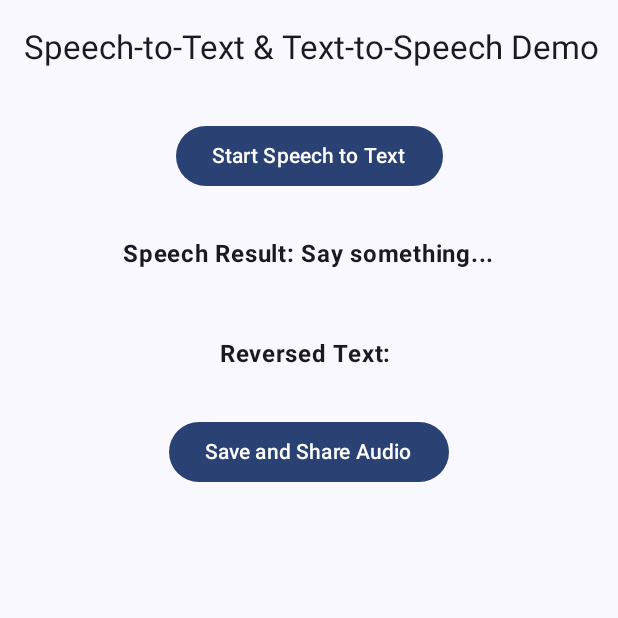
After one commit to JosephSanjaya/-STIKI-Sesi-5, an Android app built with Jetpack Compose: the SpeechToTextScreen screen opened through its navigation route, on a phone screen of 412 x 824 dp, the top half of it. The commit adds this screen. Run offline under Robolectric (Android 15) with nearby library versions, the phone set to English and light mode, and no system bars.

Commit message:
feature(sensors): implement tts and stt

```diff
--- a/app/build.gradle.kts
+++ b/app/build.gradle.kts
@@ -38,6 +38,11 @@ android {
     buildFeatures {
         compose = true
     }
+
+    packagingOptions {
+        exclude("META-INF/INDEX.LIST")
+        exclude("META-INF/DEPENDENCIES")
+    }
 }
 
 dependencies {
@@ -53,6 +58,7 @@ dependencies {
     implementation(libs.androidx.ui.graphics)
     implementation(libs.androidx.ui.tooling.preview)
     implementation(libs.androidx.material3)
+    implementation(libs.tts)
     testImplementation(libs.junit)
     implementation(libs.bundles.fragment)
     androidTestImplementation(libs.androidx.junit)
--- a/app/src/main/java/com/example/wirelessutilization/presentation/MainActivity.kt
+++ b/app/src/main/java/com/example/wirelessutilization/presentation/MainActivity.kt
@@ -1,5 +1,6 @@
 package com.example.wirelessutilization.presentation
 
+import SpeechToTextScreen
 import android.os.Bundle
 import androidx.activity.compose.setContent
 import androidx.activity.enableEdgeToEdge
@@ -18,6 +19,7 @@ import com.example.wirelessutilization.presentation.screen.LightSensorScreen
 import com.example.wirelessutilization.presentation.screen.MainSelectionScreen
 import com.example.wirelessutilization.presentation.screen.MicScreen
 import com.example.wirelessutilization.presentation.screen.NFCScreen
+import com.example.wirelessutilization.presentation.screen.TextToSpeechScreen
 import com.example.wirelessutilization.presentation.screen.WiFiScreen
 import com.example.wirelessutilization.presentation.theme.WirelessUtilizationTheme
 import kotlinx.serialization.Serializable
@@ -44,6 +46,12 @@ sealed class Destination {
 
     @Serializable
     data object Mic: Destination()
+
+    @Serializable
+    data object TTS: Destination()
+
+    @Serializable
+    data object STT: Destination()
 }
 
 val LocalNavController = staticCompositionLocalOf<NavController> { error("Not Provided") }
@@ -78,6 +86,12 @@ class MainActivity : FragmentActivity() {
                         composable<Destination.Mic> {
                             MicScreen(modifier = Modifier.fillMaxSize())
                         }
+                        composable<Destination.TTS> {
+                            TextToSpeechScreen(modifier = Modifier.fillMaxSize())
+                        }
+                        composable<Destination.STT> {
+                            SpeechToTextScreen(modifier = Modifier.fillMaxSize())
+                        }
                     }
                 }
             }
--- a/app/src/main/java/com/example/wirelessutilization/presentation/screen/MainSelectionScreen.kt
+++ b/app/src/main/java/com/example/wirelessutilization/presentation/screen/MainSelectionScreen.kt
@@ -97,6 +97,20 @@ fun MainSelectionScreen(modifier: Modifier = Modifier) {
                 icon = Icons.Filled.Info,
                 onClick = { navController.navigate(Destination.Mic) }
             )
+
+            MenuCard(
+                title = "TTS Utilization",
+                description = "Text-to-speech technology for accessibility and communication.",
+                icon = Icons.Filled.Info,
+                onClick = { navController.navigate(Destination.TTS) }
+            )
+
+            MenuCard(
+                title = "STT Utilization",
+                description = "Speech-to-text technology for voice recognition and input.",
+                icon = Icons.Filled.Info,
+                onClick = { navController.navigate(Destination.STT) }
+            )
         }
     }
 }
--- /dev/null
+++ b/app/src/main/java/com/example/wirelessutilization/presentation/screen/SpeechToTextScreen.kt
@@ -0,0 +1,203 @@
+
+import android.Manifest
+import android.annotation.SuppressLint
+import android.content.ContentResolver
+import android.content.ContentValues
+import android.content.Intent
+import android.content.pm.PackageManager
+import android.os.Bundle
+import android.provider.MediaStore
+import android.speech.RecognitionListener
+import android.speech.RecognizerIntent
+import android.speech.SpeechRecognizer
+import android.speech.tts.TextToSpeech
+import android.speech.tts.TextToSpeech.OnInitListener
+import android.widget.Toast
+import androidx.activity.compose.rememberLauncherForActivityResult
+import androidx.activity.result.contract.ActivityResultContracts
+import androidx.compose.foundation.layout.Arrangement
+import androidx.compose.foundation.layout.Column
+import androidx.compose.foundation.layout.Spacer
+import androidx.compose.foundation.layout.fillMaxSize
+import androidx.compose.foundation.layout.height
+import androidx.compose.foundation.layout.padding
+import androidx.compose.material3.Button
+import androidx.compose.material3.ExperimentalMaterial3Api
+import androidx.compose.material3.MaterialTheme
+import androidx.compose.material3.Scaffold
+import androidx.compose.material3.Text
+import androidx.compose.material3.TopAppBar
+import androidx.compose.runtime.Composable
+import androidx.compose.runtime.DisposableEffect
+import androidx.compose.runtime.LaunchedEffect
+import androidx.compose.runtime.getValue
+import androidx.compose.runtime.mutableStateOf
+import androidx.compose.runtime.remember
+import androidx.compose.runtime.setValue
+import androidx.compose.ui.Alignment
+import androidx.compose.ui.Modifier
+import androidx.compose.ui.graphics.Color
+import androidx.compose.ui.platform.LocalContext
+import androidx.compose.ui.text.TextStyle
+import androidx.compose.ui.text.font.FontWeight
+import androidx.compose.ui.tooling.preview.Preview
+import androidx.compose.ui.unit.dp
+import androidx.core.content.ContextCompat
+import java.util.Locale
+
+@OptIn(ExperimentalMaterial3Api::class)
+@SuppressLint("MissingPermission")
+@Composable
+fun SpeechToTextScreen(modifier: Modifier = Modifier) {
+    val context = LocalContext.current
+    val speechRecognizer = remember { SpeechRecognizer.createSpeechRecognizer(context) }
+    var speechResult by remember { mutableStateOf("Say something...") }
+    var isSpeechToTextProcessing by remember { mutableStateOf(false) }
+
+    // Text-to-Speech initialization
+    val textToSpeech = remember { mutableStateOf<TextToSpeech?>(null) }
+    val reversedText = remember { mutableStateOf("") }
+    val outputAudioUri = remember { mutableStateOf("") }
+
+    val permissionGranted = remember { mutableStateOf(false) }
+
+    // Permission request launcher
+    val permissionLauncher = rememberLauncherForActivityResult(
+        contract = ActivityResultContracts.RequestPermission()
+    ) { isGranted ->
+        permissionGranted.value = isGranted
+    }
+
+    // Check for permissions at startup
+    DisposableEffect(Unit) {
+        permissionGranted.value =
+            ContextCompat.checkSelfPermission(context, Manifest.permission.RECORD_AUDIO) == PackageManager.PERMISSION_GRANTED
+
+        if (!permissionGranted.value) {
+            permissionLauncher.launch(Manifest.permission.RECORD_AUDIO)
+        }
+
+        onDispose {}
+    }
+
+    LaunchedEffect(Unit) {
+        textToSpeech.value = TextToSpeech(context, OnInitListener { status ->
+            if (status == TextToSpeech.SUCCESS) {
+                textToSpeech.value?.setLanguage(Locale.US)
+            }
+        })
+    }
+
+    // Handle speech-to-text functionality
+    val startSpeechRecognition = {
+        val intent = Intent(RecognizerIntent.ACTION_RECOGNIZE_SPEECH)
+        intent.putExtra(RecognizerIntent.EXTRA_LANGUAGE_MODEL, RecognizerIntent.LANGUAGE_MODEL_FREE_FORM)
+        intent.putExtra(RecognizerIntent.EXTRA_PROMPT, "Speak now...")
+        speechRecognizer.startListening(intent)
+        isSpeechToTextProcessing = true
+    }
+
+    // Convert Text to Speech and save the file
+    fun convertTextToSpeech(text: String) {
+        if (textToSpeech.value != null) {
+            val fileName = "reversed_audio_${System.currentTimeMillis()}.mp3"
+            val values = ContentValues().apply {
+                put(MediaStore.Audio.Media.TITLE, fileName)
+                put(MediaStore.Audio.Media.DISPLAY_NAME, fileName)
+                put(MediaStore.Audio.Media.MIME_TYPE, "audio/mpeg")
+                put(MediaStore.Audio.Media.DATE_ADDED, System.currentTimeMillis() / 1000)
+            }
+            val resolver: ContentResolver = context.contentResolver
+            val audioUri = resolver.insert(MediaStore.Audio.Media.EXTERNAL_CONTENT_URI, values)
+            outputAudioUri.value = audioUri?.toString() ?: ""
+            // Generate the audio file here (use TextToSpeech API or other methods)
+        }
+    }
+    // Handle Speech Recognizer callback
+    speechRecognizer.setRecognitionListener(object : RecognitionListener {
+        override fun onReadyForSpeech(params: Bundle?) {}
+        override fun onBeginningOfSpeech() {}
+        override fun onRmsChanged(rmsdB: Float) {}
+        override fun onBufferReceived(buffer: ByteArray?) {}
+        override fun onEndOfSpeech() {}
+        override fun onError(error: Int) {
+            isSpeechToTextProcessing = false
+            speechResult = "Error occurred: $error"
+        }
+        override fun onResults(results: Bundle?) {
+            val matches = results?.getStringArrayList(SpeechRecognizer.RESULTS_RECOGNITION)
+            if (matches != null && matches.isNotEmpty()) {
+                speechResult = matches[0]
+                reversedText.value = speechResult.reversed()
+                isSpeechToTextProcessing = false
+                convertTextToSpeech(reversedText.value)
+            }
+        }
+        override fun onPartialResults(partialResults: Bundle?) {}
+        override fun onEvent(eventType: Int, params: Bundle?) {}
+    })
+
+    Scaffold(
+        modifier = modifier,
+        topBar = {
+            TopAppBar(title = { Text("Speech-to-Text & Text-to-Speech Demo") })
+        }
+    ) { paddings ->
+        Column(
+            modifier = Modifier
+                .padding(paddings)
+                .fillMaxSize()
+                .padding(16.dp),
+            horizontalAlignment = Alignment.CenterHorizontally,
+            verticalArrangement = Arrangement.Top
+        ) {
+            if (!permissionGranted.value) {
+                Text(
+                    text = "Permission for Recording Audio is required. Please grant it.",
+                    style = TextStyle(color = Color.Red),
+                    modifier = Modifier.padding(16.dp)
+                )
+            } else {
+                if (!isSpeechToTextProcessing) {
+                    Button(onClick = startSpeechRecognition) {
+                        Text("Start Speech to Text")
+                    }
+                } else {
+                    Text(text = "Processing Speech...", modifier = Modifier.padding(16.dp))
+                }
+
+                Spacer(modifier = Modifier.height(16.dp))
+
+                Text(
+                    text = "Speech Result: $speechResult",
+                    style = MaterialTheme.typography.bodyLarge.copy(fontWeight = FontWeight.Bold),
+                    modifier = Modifier.padding(16.dp)
+                )
+
+                Spacer(modifier = Modifier.height(16.dp))
+
+                Text(
+                    text = "Reversed Text: ${reversedText.value}",
+                    style = MaterialTheme.typography.bodyLarge.copy(fontWeight = FontWeight.Bold),
+                    modifier = Modifier.padding(16.dp)
+                )
+
+                Spacer(modifier = Modifier.height(16.dp))
+
+                Button(onClick = {
+                    outputAudioUri.value?.let {
+                        Toast.makeText(context, "Audio saved at $it", Toast.LENGTH_SHORT).show()
+                    }
+                }) {
+                    Text("Save and Share Audio")
+                }
+            }
+        }
+    }
+}
+
+@Preview
+@Composable
+fun SpeechToTextScreenPreview() {
+    SpeechToTextScreen()
+}
--- a/gradle/libs.versions.toml
+++ b/gradle/libs.versions.toml
@@ -33,6 +33,7 @@ kotlin-serialization = { group = "org.jetbrains.kotlinx", name = "kotlinx-serial
 biometrics = { module="androidx.biometric:biometric-ktx", version = "1.4.0-alpha02" }
 fragment = { module="androidx.fragment:fragment-ktx", version.ref = "fragment" }
 fragment-compose = { module="androidx.fragment:fragment-compose", version.ref = "fragment" }
+tts = { module="com.google.cloud:google-cloud-texttospeech", version = "2.55.0" }
 
 [bundles]
 fragment = ["fragment", "fragment-compose"]
```
Also changed, not shown: app/src/main/java/com/example/wirelessutilization/presentation/screen/TextToSpeechScreen.kt (added, +152 -0 lines).
